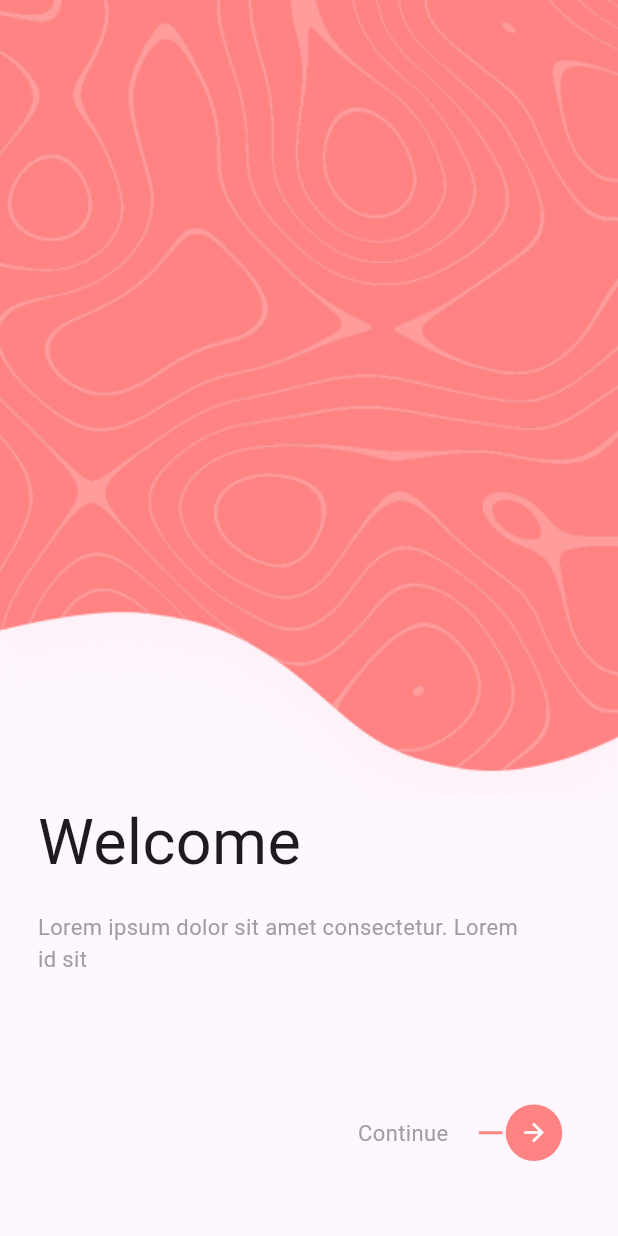
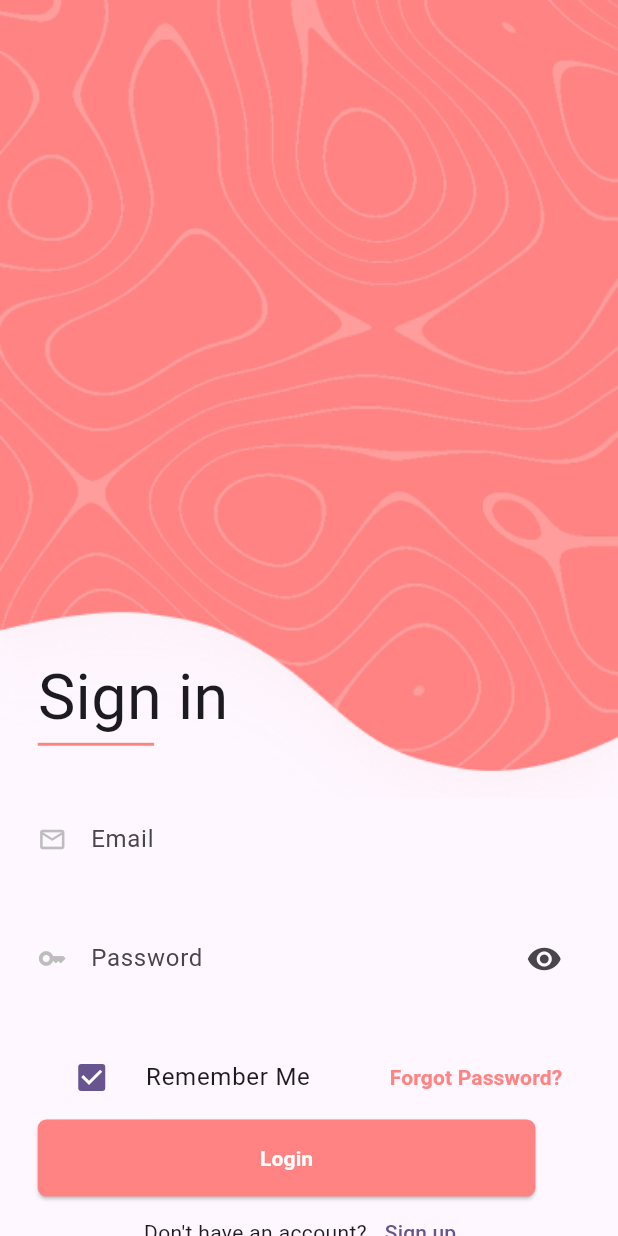
Before and after one commit to atmaniali/flutter_new_login_ui_from_saad_shaikh, a Flutter app: the screen it shows after launch, after a tap on the "arrow forward" icon, on a phone screen of 412 x 824 dp. Run offline on Flutter 3.47's test engine with Material 3 defaults, Android fonts, the phone set to English and light mode, and no system bars; our stand-ins replace flutter_screenutil.

Commit message:
add : adding dign up screen eith design

```diff
--- /dev/null
+++ b/lib/screens/login.dart
@@ -0,0 +1,141 @@
+import 'package:flutter/material.dart';
+import 'package:flutter_screenutil/flutter_screenutil.dart';
+
+class LoginScreen extends StatelessWidget {
+  const LoginScreen({super.key});
+
+  @override
+  Widget build(BuildContext context) {
+    return Scaffold(
+      body: Column(
+        crossAxisAlignment: CrossAxisAlignment.start,
+        children: [
+          Container(
+            width: double.infinity,
+            height: 550.h,
+            decoration: BoxDecoration(
+              image: DecorationImage(
+                image: AssetImage("assets/images/img.png"),
+                fit: BoxFit.cover,
+              ),
+            ),
+            child: Padding(
+              padding: EdgeInsets.only(top: 450.h, left: 24.w),
+              child: Column(
+                crossAxisAlignment: CrossAxisAlignment.start,
+                children: [
+                  Text(
+                    "Sign in",
+                    style: TextStyle(
+                      fontSize: 40.sp,
+                      fontWeight: FontWeight.w400,
+                    ),
+                  ),
+                  Container(width: 74.w, height: 2.h, color: Color(0xFFFF8383)),
+                ],
+              ),
+            ),
+          ),
+          Padding(
+            padding: EdgeInsets.only(left: 24.w, right: 24.w),
+            child: Column(
+              crossAxisAlignment: CrossAxisAlignment.start,
+              children: [
+                TextField(
+                  decoration: InputDecoration(
+                    label: Text("Email"),
+                    icon: Icon(
+                      Icons.email_outlined,
+                      size: 20.r,
+                      color: Colors.grey[400],
+                    ),
+                    hintText: "demo@email.com",
+                    hintStyle: TextStyle(color: Colors.grey[400]),
+                    border: InputBorder.none,
+                  ),
+                  textAlign: TextAlign.start,
+                  textAlignVertical: TextAlignVertical.center,
+                ),
+                SizedBox(height: 24.h),
+                TextField(
+                  autocorrect: false,
+                  obscureText: false,
+                  decoration: InputDecoration(
+                    label: Text("Password"),
+                    icon: Icon(
+                      Icons.key_outlined,
+                      size: 20.r,
+                      color: Colors.grey[400],
+                    ),
+                    hintText: "at least 8 characters",
+                    hintStyle: TextStyle(color: Colors.grey[400]),
+                    suffixIcon: IconButton(
+                      onPressed: () {
+                        // _passwordVisible = !_passwordVisible;
+                      },
+                      icon: Icon(Icons.visibility),
+                    ),
+                    border: InputBorder.none,
+                  ),
+                ),
+                SizedBox(height: 24.h),
+                Row(
+                  crossAxisAlignment: CrossAxisAlignment.center,
+                  mainAxisAlignment: MainAxisAlignment.spaceBetween,
+                  children: [
+                    Flexible(
+                      child: CheckboxListTile(
+                        // tileColor: Colors.red,
+                        title: const Text('Remember Me'),
+                        value: true,
+                        onChanged: (bool? value) {},
+                        controlAffinity: ListTileControlAffinity.leading,
+                      ),
+                    ),
+                    TextButton(
+                      onPressed: () {},
+                      child: Text(
+                        "Forgot Password?",
+                        style: TextStyle(
+                          color: Color(0xFFFF8383),
+                          fontWeight: FontWeight.bold,
+                        ),
+                      ),
+                    ),
+                  ],
+                ),
+                SizedBox(
+                  height: 49.w,
+                  width: 343.h,
+                  child: ElevatedButton(
+                    onPressed: () {},
+                    style: ElevatedButton.styleFrom(
+                      backgroundColor: Color(0xFFFF8383),
+                      shape: RoundedRectangleBorder(
+                        borderRadius: BorderRadius.circular(6.r)
+                      )
+                    ),
+                    child: Text(
+                      "Login",
+                      style: TextStyle(
+                        fontWeight: FontWeight.bold,
+                        color: Colors.white,
+                      ),
+                    ),
+                  ),
+                ),
+                Row(
+                  mainAxisAlignment: MainAxisAlignment.center,
+                  children: [
+                    Text("Don't have an account?"),
+                    TextButton(onPressed: (){}, child: Text("Sign up")),
+                  ],
+                )
+              ],
+            ),
+          ),
+        ],
+      ),
+    );
+  }
+}
--- a/lib/screens/startup.dart
+++ b/lib/screens/startup.dart
@@ -1,5 +1,6 @@
 import 'package:flutter/material.dart';
 import 'package:flutter_screenutil/flutter_screenutil.dart';
+import 'package:screen_login_from_saad_shaikh/screens/login.dart';
 
 class StartUpScreen extends StatelessWidget {
   const StartUpScreen({super.key});
@@ -52,7 +53,9 @@ class StartUpScreen extends StatelessWidget {
                     Text("Continue", style: TextStyle(color: Colors.grey[500], fontSize: 14.sp),),
                     SizedBox(width: 8.w,),
                     TextButton(
-                      onPressed: (){},
+                      onPressed: (){
+                        Navigator.of(context).push(MaterialPageRoute(builder: (context) => LoginScreen()));
+                      },
                       child: Row(
                         mainAxisSize: MainAxisSize.min,
                         crossAxisAlignment: CrossAxisAlignment.center,
```
